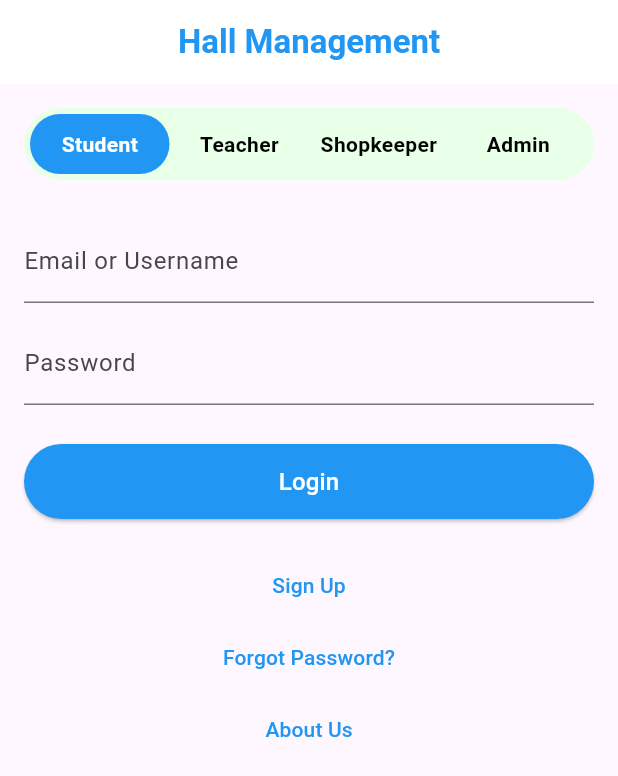
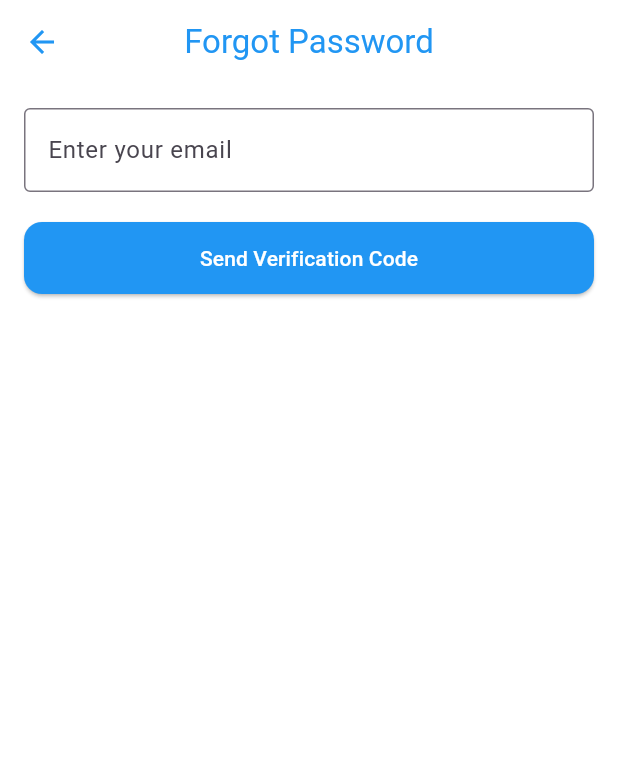
Before and after one commit to Jotish-Biswas/Hall-Management-, a Flutter app: the screen it shows after launch, after a tap on "Forgot Password?", on a phone screen of 412 x 824 dp. Shown: the top 776 px of the screen. Run offline on Flutter 3.47's test engine with Material 3 defaults, Android fonts, the light colour scheme and no system bars.

Commit message:
Forget password email verification added

```diff
--- /dev/null
+++ b/lib/forgot_password_page.dart
@@ -0,0 +1,162 @@
+import 'package:flutter/material.dart';
+import 'package:http/http.dart' as http;
+import 'dart:convert';
+
+import 'reset_password_page.dart';
+
+class ForgotPasswordPage extends StatefulWidget {
+  const ForgotPasswordPage({super.key});
+
+  @override
+  State<ForgotPasswordPage> createState() => _ForgotPasswordPageState();
+}
+
+class _ForgotPasswordPageState extends State<ForgotPasswordPage> {
+  final TextEditingController emailController = TextEditingController();
+  final TextEditingController codeController = TextEditingController();
+
+  bool isCodeSent = false;
+  bool isLoading = false;
+
+  void _showMessage(String message) {
+    ScaffoldMessenger.of(context).showSnackBar(SnackBar(content: Text(message)));
+  }
+
+  Future<void> sendVerificationCode() async {
+    final email = emailController.text.trim();
+    if (email.isEmpty) {
+      _showMessage('Please enter your email.');
+      return;
+    }
+
+    setState(() {
+      isLoading = true;
+    });
+
+    final url = Uri.parse("http://127.0.0.1:8000/forgot-password");
+    final response = await http.post(url,
+        headers: {'Content-Type': 'application/json'},
+        body: jsonEncode({'email': email}));
+
+    setState(() {
+      isLoading = false;
+    });
+
+    if (response.statusCode == 200) {
+      setState(() {
+        isCodeSent = true;
+      });
+      _showMessage('Verification code sent to $email');
+    } else {
+      final error = jsonDecode(response.body);
+      _showMessage(error['detail'] ?? 'Failed to send code');
+    }
+  }
+
+  Future<bool> verifyCode() async {
+    final email = emailController.text.trim();
+    final code = codeController.text.trim();
+    if (code.isEmpty) {
+      _showMessage('Please enter the verification code.');
+      return false;
+    }
+
+    setState(() {
+      isLoading = true;
+    });
+
+    final url = Uri.parse("http://127.0.0.1:8000/verify-code");
+    final response = await http.post(url,
+        headers: {'Content-Type': 'application/json'},
+        body: jsonEncode({'email': email, 'code': code}));
+
+    setState(() {
+      isLoading = false;
+    });
+
+    if (response.statusCode == 200) {
+      return true;
+    } else {
+      final error = jsonDecode(response.body);
+      _showMessage(error['detail'] ?? 'Invalid code');
+      return false;
+    }
+  }
+
+  @override
+  Widget build(BuildContext context) {
+    return Scaffold(
+      backgroundColor: Colors.white,
+      appBar: AppBar(
+        title: const Text('Forgot Password', style: TextStyle(color: Colors.blue)),
+        centerTitle: true,
+        backgroundColor: Colors.white,
+        iconTheme: const IconThemeData(color: Colors.blue),
+      ),
+      body: Padding(
+        padding: const EdgeInsets.all(16),
+        child: Column(
+          children: [
+            TextField(
+              controller: emailController,
+              decoration: const InputDecoration(
+                labelText: 'Enter your email',
+                border: OutlineInputBorder(),
+              ),
+              keyboardType: TextInputType.emailAddress,
+            ),
+            const SizedBox(height: 20),
+
+            if (!isCodeSent)
+              ElevatedButton(
+                onPressed: isLoading ? null : sendVerificationCode,
+                style: ElevatedButton.styleFrom(
+                  backgroundColor: Colors.blue,
+                  minimumSize: const Size(double.infinity, 48),
+                  shape: RoundedRectangleBorder(borderRadius: BorderRadius.circular(12)),
+                ),
+                child: isLoading
+                    ? const CircularProgressIndicator(color: Colors.white)
+                    : const Text('Send Verification Code', style: TextStyle(color: Colors.white)),
+              ),
+
+            if (isCodeSent) ...[
+              TextField(
+                controller: codeController,
+                decoration: const InputDecoration(
+                  labelText: 'Enter verification code',
+                  border: OutlineInputBorder(),
+                ),
+                keyboardType: TextInputType.number,
+              ),
+              const SizedBox(height: 20),
+              ElevatedButton(
+                onPressed: isLoading
+                    ? null
+                    : () async {
+                  bool verified = await verifyCode();
+                  if (verified) {
+                    Navigator.push(
+                      context,
+                      MaterialPageRoute(
+                        builder: (context) => ResetPasswordPage(email: emailController.text.trim()),
+                      ),
+                    );
+                  }
+                },
+                style: ElevatedButton.styleFrom(
+                  backgroundColor: Colors.blue,
+                  minimumSize: const Size(double.infinity, 48),
+                  shape: RoundedRectangleBorder(borderRadius: BorderRadius.circular(12)),
+                ),
+                child: isLoading
+                    ? const CircularProgressIndicator(color: Colors.white)
+                    : const Text('Verify & Continue', style: TextStyle(color: Colors.white)),
+              ),
+            ],
+          ],
+        ),
+      ),
+    );
+  }
+}
--- a/lib/login.dart
+++ b/lib/login.dart
@@ -5,7 +5,7 @@ import 'shopkeeper_home.dart';
 import 'Admin_home.dart';
 import 'dart:convert';
 import 'package:http/http.dart' as http;
-
+import 'forgot_password_page.dart';
 
 class LoginPage extends StatefulWidget {
   const LoginPage({super.key});
@@ -93,12 +93,12 @@ class _LoginPageState extends State<LoginPage> {
                   borderRadius: BorderRadius.circular(25),
                 ),
               ),
-              child: const Text('Login', style: TextStyle(fontSize: 16,color: Colors.white)),
+              child: const Text('Login', style: TextStyle(fontSize: 16, color: Colors.white)),
             ),
 
             const SizedBox(height: 20),
 
-            // Sign Up & Forgot Password
+            // Sign Up & Forgot Password & About Us
             Column(
               crossAxisAlignment: CrossAxisAlignment.center,
               children: [
@@ -110,23 +110,23 @@ class _LoginPageState extends State<LoginPage> {
                   ),
                 ),
                 TextButton(
-                  onPressed: () => Navigator.pushNamed(context, '/forgot_password'),
+                  onPressed: () => Navigator.push(
+                    context,
+                    MaterialPageRoute(builder: (context) => const ForgotPasswordPage()),
+                  ),
                   child: const Text(
                     'Forgot Password?',
                     style: TextStyle(color: Colors.blue),
                   ),
                 ),
+                TextButton(
+                  onPressed: () => Navigator.pushNamed(context, '/about'),
+                  child: const Text(
+                    'About Us',
+                    style: TextStyle(color: Colors.blue),
+                  ),
+                ),
               ],
-            ),
-
-
-            TextButton(
-              onPressed: () => Navigator.pushNamed(context, '/about'),
-              child: const Text('About Us',
-               style: TextStyle(
-                 color: Colors.blue
-               ),
-              ),
             ),
           ],
         ),
@@ -203,7 +203,6 @@ class _LoginPageState extends State<LoginPage> {
     }
   }
 
-
   void _showMessage(String message) {
     ScaffoldMessenger.of(context).showSnackBar(SnackBar(content: Text(message)));
   }
```
Also changed, not shown: lib/reset_password_page.dart (added, +100 -0 lines).
